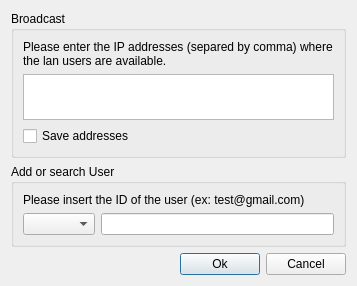
Before: the Qt Designer form src/GuiSearchUser.ui in hwgao/beebeep, drawn with Qt 5.
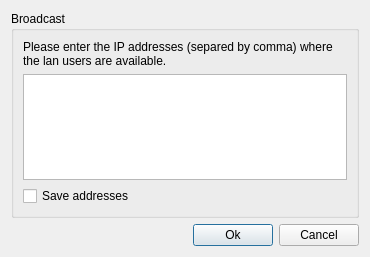
After: the same form once the commit is applied.

Diff of the .ui file:
```diff
--- a/src/GuiSearchUser.ui
+++ b/src/GuiSearchUser.ui
@@ -6,14 +6,41 @@
    <rect>
     <x>0</x>
     <y>0</y>
-    <width>357</width>
-    <height>260</height>
+    <width>370</width>
+    <height>257</height>
    </rect>
   </property>
   <property name="windowTitle">
    <string>Dialog</string>
   </property>
   <layout class="QGridLayout" name="gridLayout_3">
+   <item row="1" column="0">
+    <spacer name="horizontalSpacer">
+     <property name="orientation">
+      <enum>Qt::Horizontal</enum>
+     </property>
+     <property name="sizeHint" stdset="0">
+      <size>
+       <width>207</width>
+       <height>20</height>
+      </size>
+     </property>
+    </spacer>
+   </item>
+   <item row="1" column="1">
+    <widget class="QPushButton" name="mp_pbOk">
+     <property name="text">
+      <string>Ok</string>
+     </property>
+    </widget>
+   </item>
+   <item row="1" column="2">
+    <widget class="QPushButton" name="mp_pbCancel">
+     <property name="text">
+      <string>Cancel</string>
+     </property>
+    </widget>
+   </item>
    <item row="0" column="0" colspan="3">
     <widget class="QGroupBox" name="mp_boxBroadcast">
      <property name="title">
@@ -38,12 +65,6 @@
           <height>0</height>
          </size>
         </property>
-        <property name="maximumSize">
-         <size>
-          <width>16777215</width>
-          <height>60</height>
-         </size>
-        </property>
        </widget>
       </item>
       <item row="2" column="0">
@@ -56,58 +77,6 @@
      </layout>
     </widget>
    </item>
-   <item row="1" column="0" colspan="3">
-    <widget class="QGroupBox" name="mp_boxAddUser">
-     <property name="title">
-      <string>Add or search User</string>
-     </property>
-     <layout class="QGridLayout" name="gridLayout_2">
-      <item row="0" column="0" colspan="2">
-       <widget class="QLabel" name="mp_lUser">
-        <property name="text">
-         <string>Please insert the ID of the user (ex: test@gmail.com)</string>
-        </property>
-        <property name="wordWrap">
-         <bool>true</bool>
-        </property>
-       </widget>
-      </item>
-      <item row="1" column="0">
-       <widget class="QComboBox" name="mp_comboService"/>
-      </item>
-      <item row="1" column="1">
-       <widget class="QLineEdit" name="mp_leUser"/>
-      </item>
-     </layout>
-    </widget>
-   </item>
-   <item row="2" column="0">
-    <spacer name="horizontalSpacer">
-     <property name="orientation">
-      <enum>Qt::Horizontal</enum>
-     </property>
-     <property name="sizeHint" stdset="0">
-      <size>
-       <width>207</width>
-       <height>20</height>
-      </size>
-     </property>
-    </spacer>
-   </item>
-   <item row="2" column="1">
-    <widget class="QPushButton" name="mp_pbOk">
-     <property name="text">
-      <string>Ok</string>
-     </property>
-    </widget>
-   </item>
-   <item row="2" column="2">
-    <widget class="QPushButton" name="mp_pbCancel">
-     <property name="text">
-      <string>Cancel</string>
-     </property>
-    </widget>
-   </item>
   </layout>
  </widget>
  <tabstops>
```
Left out of the diff: 2 changed lines with no effect on the pictures.
